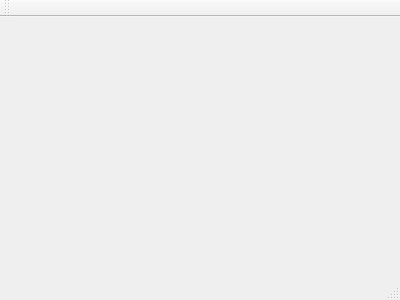
Before: the Qt Designer form guestwindow.ui in zrd96/restaurant, drawn with Qt 5.
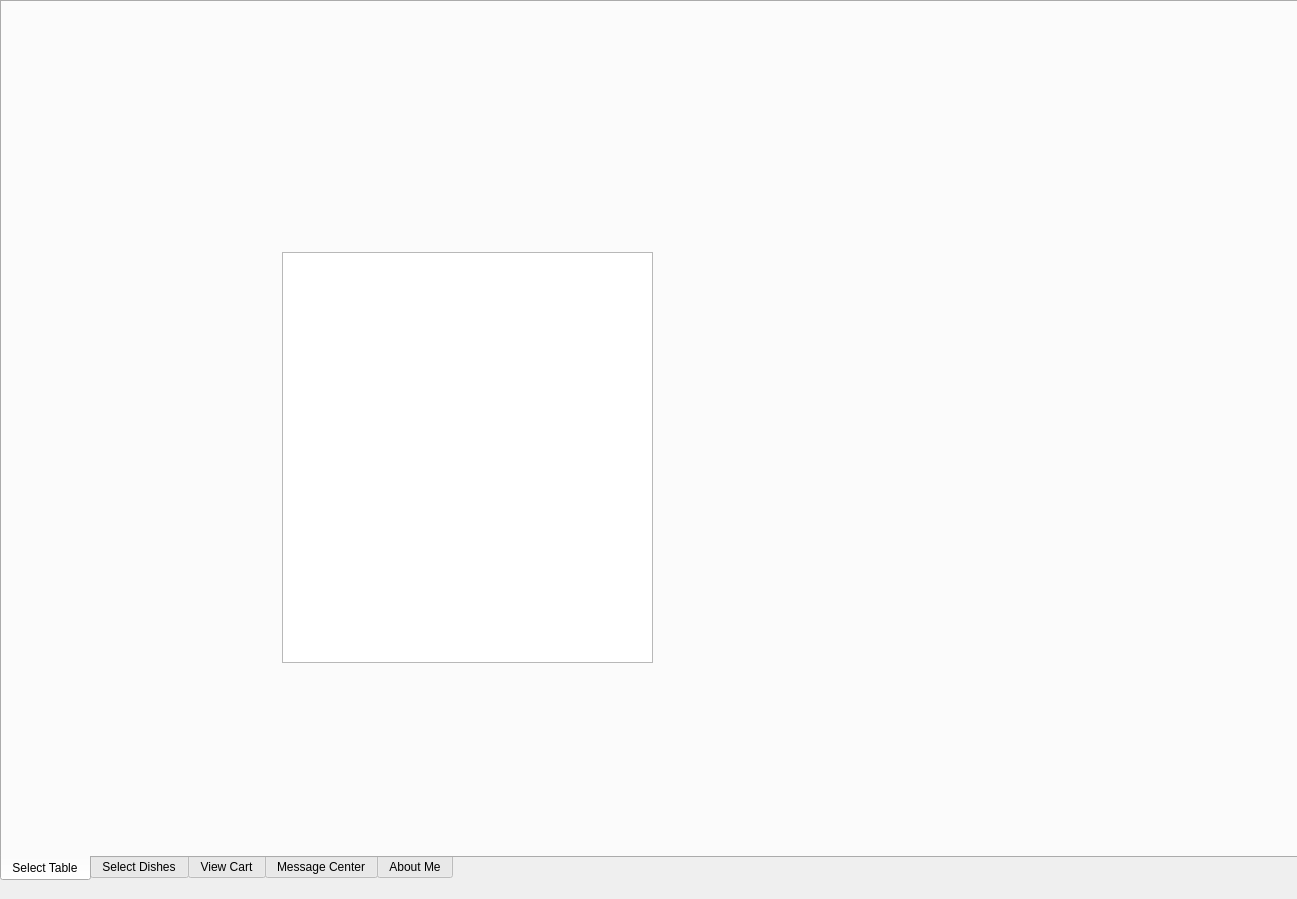
After: the same form once the commit is applied.

Commit message: Added main windows for all types of user

Diff of the .ui file:
```diff
--- a/guestwindow.ui
+++ b/guestwindow.ui
@@ -1,24 +1,85 @@
 <ui version="4.0">
- <class>MainWindow</class>
- <widget class="QMainWindow" name="MainWindow" >
-  <property name="geometry" >
+ <class>GuestWindow</class>
+ <widget class="QMainWindow" name="GuestWindow">
+  <property name="geometry">
    <rect>
     <x>0</x>
     <y>0</y>
-    <width>400</width>
-    <height>300</height>
+    <width>1297</width>
+    <height>899</height>
    </rect>
   </property>
   <property name="windowTitle" >
    <string>MainWindow</string>
   </property>
-  <widget class="QMenuBar" name="menuBar" />
-  <widget class="QToolBar" name="mainToolBar" />
-  <widget class="QWidget" name="centralWidget" />
-  <widget class="QStatusBar" name="statusBar" />
+  <widget class="QWidget" name="centralWidget">
+   <widget class="QTabWidget" name="tabWidget">
+    <property name="geometry">
+     <rect>
+      <x>0</x>
+      <y>0</y>
+      <width>1331</width>
+      <height>881</height>
+     </rect>
+    </property>
+    <property name="tabPosition">
+     <enum>QTabWidget::South</enum>
+    </property>
+    <property name="tabShape">
+     <enum>QTabWidget::Rounded</enum>
+    </property>
+    <property name="currentIndex">
+     <number>0</number>
+    </property>
+    <widget class="QWidget" name="tableTab">
+     <attribute name="title">
+      <string>Select Table</string>
+     </attribute>
+     <widget class="QListView" name="listView">
+      <property name="geometry">
+       <rect>
+        <x>280</x>
+        <y>250</y>
+        <width>371</width>
+        <height>411</height>
+       </rect>
+      </property>
+     </widget>
+    </widget>
+    <widget class="QWidget" name="dishTab">
+     <attribute name="title">
+      <string>Select Dishes</string>
+     </attribute>
+    </widget>
+    <widget class="QWidget" name="cartTab">
+     <attribute name="title">
+      <string>View Cart</string>
+     </attribute>
+    </widget>
+    <widget class="QWidget" name="msgTab">
+     <attribute name="title">
+      <string>Message Center</string>
+     </attribute>
+    </widget>
+    <widget class="QWidget" name="selfTab">
+     <attribute name="title">
+      <string>About Me</string>
+     </attribute>
+    </widget>
+   </widget>
+  </widget>
+  <widget class="QMenuBar" name="menuBar">
+   <property name="geometry">
+    <rect>
+     <x>0</x>
+     <y>0</y>
+     <width>1297</width>
+     <height>23</height>
+    </rect>
+   </property>
+  </widget>
  </widget>
- <layoutDefault spacing="6" margin="11" />
- <pixmapfunction></pixmapfunction>
+ <layoutdefault spacing="6" margin="11"/>
  <resources/>
  <connections/>
 </ui>
```
Left out of the diff: 5 changed lines with no effect on the pictures. The commit also changes 11 other files.
